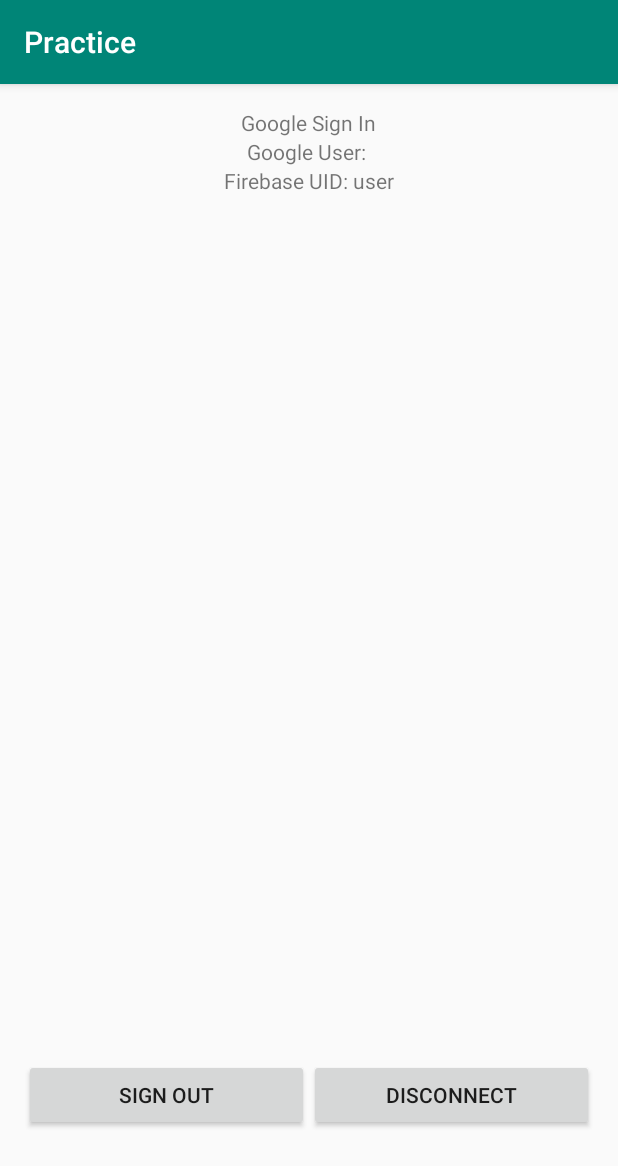
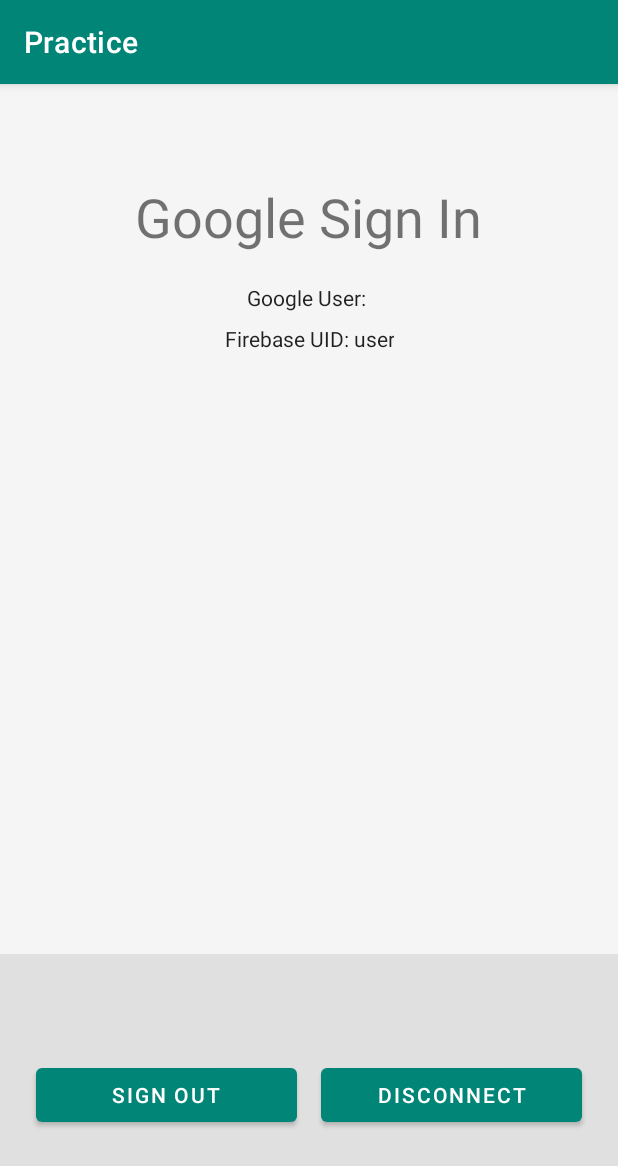
Before and after one commit to Quartriple/Practice, an Android app: the GoogleLoginActivity screen opened directly, with no data from a screen before it, on a phone screen of 412 x 824 dp. Shown: the top 1166 px of the screen. Run offline under Robolectric (Android 15) with nearby library versions, the phone set to English and light mode, and no system bars; our stand-ins replace Firebase (no records; nobody signed in at launch, a user with empty details on screens opened directly).

Commit message:
i colored on msg

```diff
--- a/app/build.gradle
+++ b/app/build.gradle
@@ -45,6 +45,7 @@ dependencies {
     implementation 'com.firebaseui:firebase-ui-auth:4.3.1'
     implementation 'com.facebook.android:facebook-android-sdk:4.41.0'
     implementation 'com.google.firebase:firebase-auth:19.1.0'
+    implementation 'com.google.android.gms:play-services-auth:17.0.0'
 
 }
 apply plugin: 'com.android.application'
--- a/app/src/main/java/com/example/practice/GoogleLoginActivity.java
+++ b/app/src/main/java/com/example/practice/GoogleLoginActivity.java
@@ -3,6 +3,7 @@ package com.example.practice;
 import androidx.annotation.NonNull;
 import androidx.appcompat.app.AppCompatActivity;
 
+import android.app.Activity;
 import android.content.Intent;
 import android.os.Bundle;
 import android.util.Log;
@@ -23,7 +24,8 @@ import com.google.firebase.auth.FirebaseAuth;
 import com.google.firebase.auth.FirebaseUser;
 import com.google.firebase.auth.GoogleAuthProvider;
 
-public class GoogleLoginActivity extends UtilActivity implements View.OnClickListener {
+public class GoogleLoginActivity extends UtilActivity implements
+        View.OnClickListener {
 
     private static final String TAG = "GoogleActivity";
     private static final int RC_SIGN_IN = 9001;
--- a/app/src/main/java/com/example/practice/LoginAdapter.java
+++ b/app/src/main/java/com/example/practice/LoginAdapter.java
@@ -66,7 +66,7 @@ public  class LoginAdapter extends RecyclerView.Adapter<LoginAdapter.MyViewHolde
         return mDataset == null ? 0: mDataset.length;
     }
 
-    public String getLoginClass(int position){
-        return mDataset != null ? "com.example.practice." + mDataset[position].getSimpleName() : null;
+    public Class getLoginClass(int position){
+        return mDataset != null ? mDataset[position] : null;
     }
 }
--- a/app/src/main/res/layout/activity_google_login.xml
+++ b/app/src/main/res/layout/activity_google_login.xml
@@ -1,9 +1,9 @@
-
 <LinearLayout xmlns:android="http://schemas.android.com/apk/res/android"
     xmlns:tools="http://schemas.android.com/tools"
     android:id="@+id/main_layout"
     android:layout_width="match_parent"
     android:layout_height="match_parent"
+    android:background="@color/grey_100"
     android:orientation="vertical"
     android:weightSum="4">
 
@@ -23,6 +23,7 @@
         android:orientation="vertical">
 
         <ImageView
+            style="@style/ThemeOverlay.FirebaseIcon"
             android:id="@+id/googleIcon"
             android:contentDescription="@string/desc_firebase_lockup"
             android:layout_width="wrap_content"
@@ -32,26 +33,27 @@
             android:id="@+id/titleText"
             android:layout_width="wrap_content"
             android:layout_height="wrap_content"
-            android:text="@string/google_title_text" />
+            android:layout_marginBottom="@dimen/title_bottom_margin"
+            android:text="@string/google_title_text"
+            android:theme="@style/ThemeOverlay.MyTitleText" />
 
         <TextView
             android:id="@+id/status"
-            android:text="@string/signed_out"
-            android:layout_width="wrap_content"
-            android:layout_height="wrap_content"/>
+            style="@style/ThemeOverlay.MyTextDetail"
+            android:text="@string/signed_out" />
 
         <TextView
             android:id="@+id/detail"
-            tools:text="Firebase User ID: 123456789abc"
-            android:layout_width="wrap_content"
-            android:layout_height="wrap_content"/>
+            style="@style/ThemeOverlay.MyTextDetail"
+            tools:text="Firebase User ID: 123456789abc" />
 
     </LinearLayout>
 
     <RelativeLayout
         android:layout_width="match_parent"
         android:layout_height="0dp"
-        android:layout_weight="1">
+        android:layout_weight="1"
+        android:background="@color/grey_300">
 
         <com.google.android.gms.common.SignInButton
             android:id="@+id/signInButton"
@@ -74,17 +76,23 @@
 
             <Button
                 android:id="@+id/signOutButton"
+                android:layout_marginStart="@dimen/button_horizontal_margin"
+                android:layout_marginEnd="@dimen/button_horizontal_margin"
                 android:layout_width="0dp"
                 android:layout_height="wrap_content"
                 android:layout_weight="1"
-                android:text="@string/sign_out"/>
+                android:text="@string/sign_out"
+                android:theme="@style/ThemeOverlay.MyDarkButton" />
 
             <Button
                 android:id="@+id/disconnectButton"
+                android:layout_marginStart="@dimen/button_horizontal_margin"
+                android:layout_marginEnd="@dimen/button_horizontal_margin"
                 android:layout_width="0dp"
                 android:layout_height="wrap_content"
                 android:layout_weight="1"
-                android:text="@string/disconnect" />
+                android:text="@string/disconnect"
+                android:theme="@style/ThemeOverlay.MyDarkButton" />
         </LinearLayout>
 
     </RelativeLayout>
--- a/app/src/main/res/values/colors.xml
+++ b/app/src/main/res/values/colors.xml
@@ -6,4 +6,8 @@
     <color name="colorHighlightBlue">#7C81D9</color>
     <color name="colorLightBlue">#00b2ed</color>
     <color name="colorBlue">#3a5594</color>
+
+    <color name="grey_100">#F5F5F5</color>
+    <color name="grey_300">#E0E0E0</color>
+    <color name="grey_500">#9E9E9E</color>
 </resources>
--- a/app/src/main/res/values/dimens.xml
+++ b/app/src/main/res/values/dimens.xml
@@ -2,4 +2,11 @@
     <!-- Default screen margins, per the Android Design guidelines. -->
     <dimen name="activity_horizontal_margin">16dp</dimen>
     <dimen name="activity_vertical_margin">16dp</dimen>
+
+    <dimen name="icon_top_margin">24dp</dimen>
+    <dimen name="icon_bottom_margin">24dp</dimen>
+    <dimen name="title_bottom_margin">16dp</dimen>
+    <dimen name="field_width_standard">160dp</dimen>
+
+    <dimen name="button_horizontal_margin">8dp</dimen>
 </resources>
--- a/app/src/main/res/values/styles.xml
+++ b/app/src/main/res/values/styles.xml
@@ -1,11 +1,49 @@
 <resources>
 
     <!-- Base application theme. -->
-    <style name="AppTheme" parent="Theme.AppCompat.Light.DarkActionBar">
-        <!-- Customize your theme here. -->
+    <style name="AppTheme" parent="Theme.MaterialComponents.Light.DarkActionBar">
         <item name="colorPrimary">@color/colorPrimary</item>
         <item name="colorPrimaryDark">@color/colorPrimaryDark</item>
         <item name="colorAccent">@color/colorAccent</item>
     </style>
 
+    <!-- Activity with no Title -->
+    <style name="ThemeOverlay.MyNoTitleActivity" parent="AppTheme">
+        <item name="windowActionBar">false</item>
+        <item name="windowNoTitle">true</item>
+    </style>
+
+    <!-- Dark Buttons -->
+    <style name="ThemeOverlay.MyDarkButton" parent="ThemeOverlay.AppCompat.Dark">
+        <item name="colorButtonNormal">@color/grey_500</item>
+        <item name="colorAccent">@color/colorAccent</item>
+        <item name="android:layout_marginRight">4dp</item>
+        <item name="android:layout_marginLeft">4dp</item>
+        <item name="android:textColor">@android:color/white</item>
+    </style>
+
+    <!-- Light EditTexts -->
+    <style name="ThemeOverlay.MyLightEditText" parent="ThemeOverlay.AppCompat.Dark"/>
+
+    <style name="ThemeOverlay.MyTextDetail" parent="AppTheme">
+        <item name="android:layout_width">wrap_content</item>
+        <item name="android:layout_height">wrap_content</item>
+        <item name="android:fadeScrollbars">true</item>
+        <item name="android:gravity">center</item>
+        <item name="android:maxLines">5</item>
+        <item name="android:padding">4dp</item>
+        <item name="android:scrollbars">vertical</item>
+        <item name="android:textSize">14sp</item>
+    </style>
+
+    <style name="ThemeOverlay.FirebaseIcon" parent="AppTheme">
+        <item name="android:layout_marginTop">@dimen/icon_top_margin</item>
+        <item name="android:layout_marginBottom">@dimen/icon_bottom_margin</item>
+    </style>
+
+    <style name="ThemeOverlay.MyTitleText" parent="AppTheme">
+        <item name="android:gravity">center</item>
+        <item name="android:textSize">36sp</item>
+    </style>
+
 </resources>
```
Also changed, not shown: app/src/main/java/com/example/practice/TokenReceiver.java (added, +37 -0 lines), app/src/main/res/layout/activity_login.xml (+19 -7 lines).
